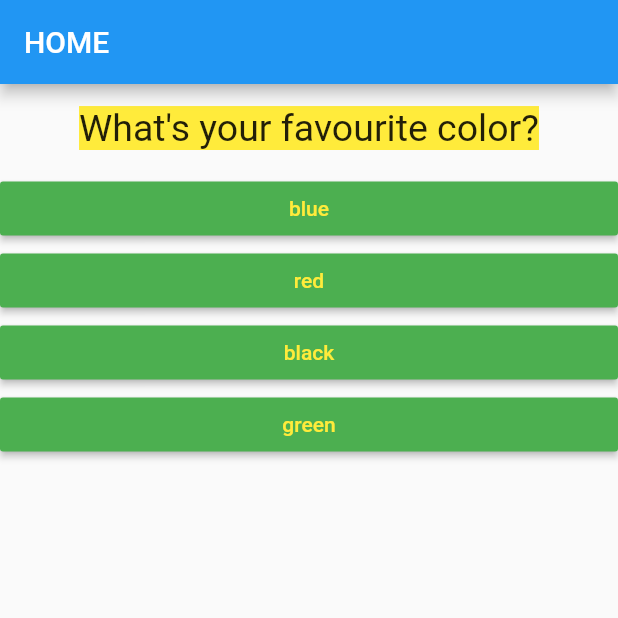
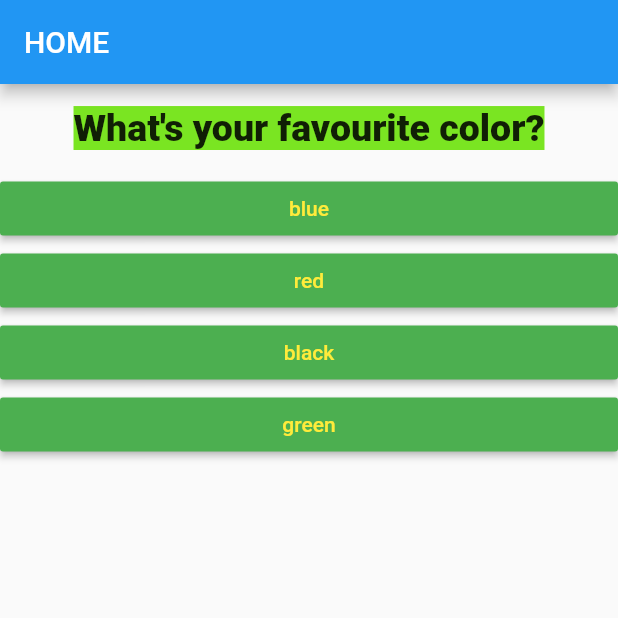
Before and after one commit to sainideepanshu199/QUIZ-APP, a Flutter app: the screen it shows after launch, on a phone screen of 412 x 824 dp, the top half of it. Run offline on Flutter 3.47's test engine with Material 2 defaults, Android fonts, the phone set to English and light mode, and no system bars.

Commit message:
did some changes

```diff
--- a/my_app/lib/main.dart
+++ b/my_app/lib/main.dart
@@ -48,8 +48,6 @@ class _MyAppState extends State<MyApp> {
         {'text': 'green', 'score': 5},
       ],
     },
-    //here BuildContext is a special object-type and context is the object
-    //build returns so-called "widget tree"
     {
       'questionText': 'What\'s your favourite animal?',
       'answers': [
@@ -83,6 +81,8 @@ class _MyAppState extends State<MyApp> {
 
   @override
   Widget build(BuildContext context) {
+    //here BuildContext is a special object-type and context is the object
+    //build returns so-called "widget tree"{
     return MaterialApp(
       // here MaterialApp is class and still we can pass arguments to it bcz of constructor
       home: Scaffold(
--- a/my_app/lib/question.dart
+++ b/my_app/lib/question.dart
@@ -9,7 +9,7 @@ import 'package:flutter/material.dart';
 //constructor is made by repeating class name and parameters are added by this.parameter
 //questiontext should be passed from outside by making a constructor
 class Question extends StatelessWidget {
-    String
+  String
       questionText; //late or final states dart that this value will never change after its initialization in the constructor
 
   Question(this.questionText);
@@ -22,7 +22,12 @@ class Question extends StatelessWidget {
             15), //EdgeInsets here is a special type of constructor with some predefined settings and some different behaviour.
         child: Text(
           questionText,
-          style: TextStyle(backgroundColor: Colors.yellow, fontSize: 25),
+          style: TextStyle(
+            backgroundColor: Color.fromARGB(255, 122, 229, 34),
+            fontSize: 25,
+            fontStyle: FontStyle.normal,
+            fontWeight: FontWeight.w800,
+          ),
           textAlign: TextAlign.center,
         )); //questiontext property is referred here
   }
--- /dev/null
+++ b/quiz-app/lib/main.dart
@@ -0,0 +1,60 @@
+// ignore_for_file: unused_import, use_key_in_widget_constructors, no_logic_in_create_state, unused_field, prefer_final_fields, use_function_type_syntax_for_parameters, annotate_overrides, prefer_const_constructors, non_constant_identifier_names, avoid_types_as_parameter_names
+
+import 'package:flutter/material.dart';
+import 'questions.dart';
+
+class MyApp extends StatefulWidget {
+  @override
+  State<MyApp> createState() {
+    return _MyAppState();
+  }
+}
+
+void main() {
+  runApp(MyApp());
+}
+
+class _MyAppState extends State<MyApp> {
+  var _questionIndex = 0;
+  // void setState(() {
+  //   _questionIndex =0;
+  // });
+
+  final _questions = const [
+    {
+      'questionText': 'What\'s 69 times 69?',
+      'answers': [
+        {'text': '4561', 'score': 1},
+        {'text': '4761', 'score': 0},
+        {'text': '4591', 'score': 0},
+        {'text': '4761', 'score': 0},
+      ],
+    },
+    {
+      'questionText': 'which brand makes world\'s most powerful cars?',
+      'answers': [
+        {'text': 'porsche', 'score': 0},
+        {'text': 'pagaini', 'score': 1},
+        {'text': 'bugatti', 'score': 0},
+        {'text': 'ferrari', 'score': 0},
+      ],
+    },
+    {
+      'questionText':
+          'which was the first company to have a trillion dollar valuation?',
+      'answers': [
+        {'text': 'Google', 'score': 0},
+        {'text': 'Tesla', 'score': 0},
+        {'text': 'Microsoft', 'score': 0},
+        {'text': 'Apple', 'score': 1},
+      ],
+    },
+  ];
+  @override
+  Widget build(BuildContext) {
+    return MaterialApp(
+        home: Scaffold(
+      appBar: AppBar(title: Text('HOME')),
+    ));
+  }
+}
--- /dev/null
+++ b/quiz-app/lib/questions.dart
@@ -0,0 +1,27 @@
+// ignore_for_file: non_constant_identifier_names, use_key_in_widget_constructors, must_be_immutable, prefer_const_constructors, prefer_typing_uninitialized_variables
+
+import 'package:flutter/material.dart';
+
+class Question extends StatelessWidget {
+  String questionText;
+
+  Question(this.questionText);
+
+  @override
+  Widget build(BuildContext context) {
+    return Container(
+      width: double.infinity,
+      margin: EdgeInsets.all(15),
+      child: Text(
+        questionText,
+        style: TextStyle(
+          backgroundColor: Color.fromARGB(255, 237, 188, 11),
+          fontSize: 28,
+          fontStyle: FontStyle.normal,
+          fontWeight: FontWeight.w900,
+        ),
+        textAlign: TextAlign.center,
+      ),
+    );
+  }
+}
```
Also changed, not shown: quiz-app/analysis_options.yaml (added, +29 -0 lines), quiz-app/pubspec.yaml (added, +89 -0 lines), quiz-app/pubspec.lock (added), 121 other files.
